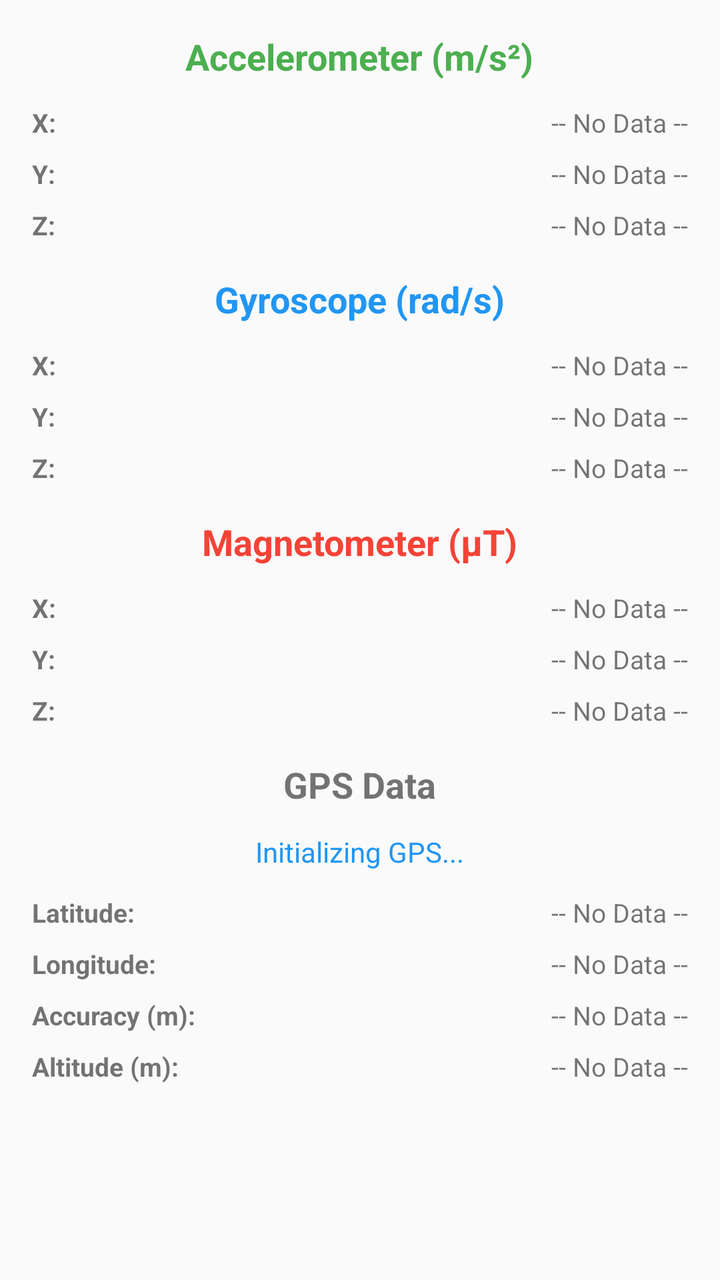
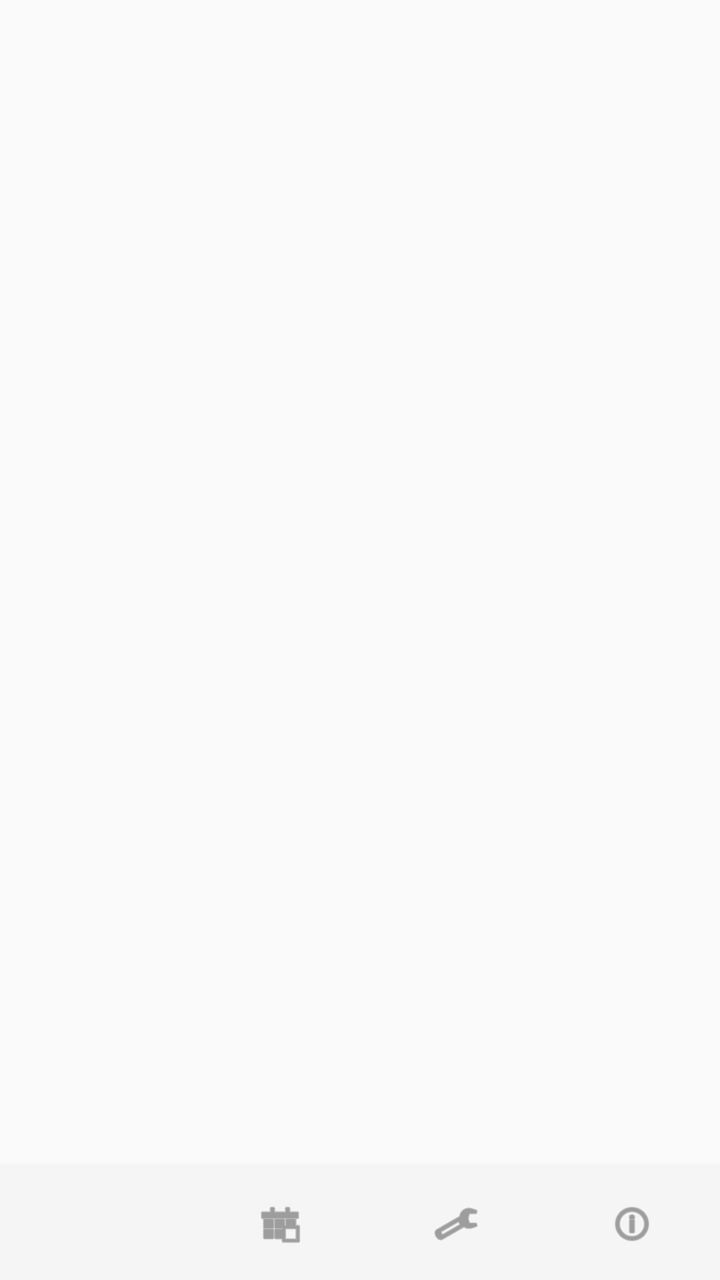

Two renders of the same Android screen: before a commit and after it. Below are the layout's source before the change and the commit's diff.
<!-- AndroidManifest.xml: application theme Theme.AppCompat.Light -->
<!-- res/layout/activity_main.xml -->
<?xml version="1.0" encoding="utf-8"?>
<ScrollView
    xmlns:android="http://schemas.android.com/apk/res/android"
    android:layout_width="match_parent"
    android:layout_height="match_parent">

    <LinearLayout
        android:layout_width="match_parent"
        android:layout_height="wrap_content"
        android:orientation="vertical"
        android:gravity="center_horizontal"
        android:padding="16dp">

        
        <TextView
            android:layout_width="wrap_content"
            android:layout_height="wrap_content"
            android:text="@string/accelerometer_title"
            android:textSize="18sp"
            android:textStyle="bold"
            android:textColor="@color/status_green"
            android:layout_marginBottom="12dp"/>

        <LinearLayout
            android:layout_width="match_parent"
            android:layout_height="wrap_content"
            android:orientation="horizontal"
            android:layout_marginBottom="8dp">
            <TextView
                android:layout_width="0dp"
                android:layout_height="wrap_content"
                android:layout_weight="1"
                android:text="@string/accel_x_label"
                android:textSize="13sp"
                android:textStyle="bold"/>
            <TextView
                android:id="@+id/accelXText"
                android:layout_width="0dp"
                android:layout_height="wrap_content"
                android:layout_weight="1"
                android:text="@string/no_data"
                android:textSize="13sp"
                android:gravity="end"/>
        </LinearLayout>

        <LinearLayout
            android:layout_width="match_parent"
            android:layout_height="wrap_content"
            android:orientation="horizontal"
            android:layout_marginBottom="8dp">
            <TextView
                android:layout_width="0dp"
                android:layout_height="wrap_content"
                android:layout_weight="1"
                android:text="@string/accel_y_label"
                android:textSize="13sp"
                android:textStyle="bold"/>
            <TextView
                android:id="@+id/accelYText"
                android:layout_width="0dp"
                android:layout_height="wrap_content"
                android:layout_weight="1"
                android:text="@string/no_data"
                android:textSize="13sp"
                android:gravity="end"/>
        </LinearLayout>

        <LinearLayout
            android:layout_width="match_parent"
            android:layout_height="wrap_content"
            android:orientation="horizontal"
            android:layout_marginBottom="16dp">
            <TextView
                android:layout_width="0dp"
                android:layout_height="wrap_content"
                android:layout_weight="1"
                android:text="@string/accel_z_label"
                android:textSize="13sp"
                android:textStyle="bold"/>
            <TextView
                android:id="@+id/accelZText"
                android:layout_width="0dp"
                android:layout_height="wrap_content"
                android:layout_weight="1"
                android:text="@string/no_data"
                android:textSize="13sp"
                android:gravity="end"/>
        </LinearLayout>

        
        <TextView
            android:layout_width="wrap_content"
            android:layout_height="wrap_content"
            android:text="@string/gyroscope_title"
            android:textSize="18sp"
            android:textStyle="bold"
            android:textColor="@color/status_blue"
            android:layout_marginBottom="12dp"/>

        <LinearLayout
            android:layout_width="match_parent"
            android:layout_height="wrap_content"
            android:orientation="horizontal"
            android:layout_marginBottom="8dp">
            <TextView
                android:layout_width="0dp"
                android:layout_height="wrap_content"
                android:layout_weight="1"
                android:text="@string/gyro_x_label"
                android:textSize="13sp"
                android:textStyle="bold"/>
            <TextView
                android:id="@+id/gyroXText"
                android:layout_width="0dp"
                android:layout_height="wrap_content"
                android:layout_weight="1"
                android:text="@string/no_data"
                android:textSize="13sp"
                android:gravity="end"/>
        </LinearLayout>

        <LinearLayout
            android:layout_width="match_parent"
            android:layout_height="wrap_content"
            android:orientation="horizontal"
            android:layout_marginBottom="8dp">
            <TextView
                android:layout_width="0dp"
                android:layout_height="wrap_content"
                android:layout_weight="1"
                android:text="@string/gyro_y_label"
                android:textSize="13sp"
                android:textStyle="bold"/>
            <TextView
                android:id="@+id/gyroYText"
                android:layout_width="0dp"
                android:layout_height="wrap_content"
                android:layout_weight="1"
                android:text="@string/no_data"
                android:textSize="13sp"
                android:gravity="end"/>
        </LinearLayout>

        <LinearLayout
            android:layout_width="match_parent"
            android:layout_height="wrap_content"
            android:orientation="horizontal"
            android:layout_marginBottom="16dp">
            <TextView
                android:layout_width="0dp"
                android:layout_height="wrap_content"
                android:layout_weight="1"
                android:text="@string/gyro_z_label"
                android:textSize="13sp"
                android:textStyle="bold"/>
            <TextView
                android:id="@+id/gyroZText"
                android:layout_width="0dp"
                android:layout_height="wrap_content"
                android:layout_weight="1"
                android:text="@string/no_data"
                android:textSize="13sp"
                android:gravity="end"/>
        </LinearLayout>

        
        <TextView
            android:layout_width="wrap_content"
            android:layout_height="wrap_content"
            android:text="@string/magnetometer_title"
            android:textSize="18sp"
            android:textStyle="bold"
            android:textColor="@color/status_red"
            android:layout_marginBottom="12dp"/>

        <LinearLayout
            android:layout_width="match_parent"
            android:layout_height="wrap_content"
            android:orientation="horizontal"
            android:layout_marginBottom="8dp">
            <TextView
                android:layout_width="0dp"
                android:layout_height="wrap_content"
                android:layout_weight="1"
                android:text="@string/mag_x_label"
                android:textSize="13sp"
                android:textStyle="bold"/>
            <TextView
                android:id="@+id/magXText"
                android:layout_width="0dp"
                android:layout_height="wrap_content"
                android:layout_weight="1"
                android:text="@string/no_data"
                android:textSize="13sp"
                android:gravity="end"/>
        </LinearLayout>

        <LinearLayout
            android:layout_width="match_parent"
            android:layout_height="wrap_content"
            android:orientation="horizontal"
            android:layout_marginBottom="8dp">
            <TextView
                android:layout_width="0dp"
                android:layout_height="wrap_content"
                android:layout_weight="1"
                android:text="@string/mag_y_label"
                android:textSize="13sp"
                android:textStyle="bold"/>
            <TextView
                android:id="@+id/magYText"
                android:layout_width="0dp"
                android:layout_height="wrap_content"
                android:layout_weight="1"
                android:text="@string/no_data"
                android:textSize="13sp"
                android:gravity="end"/>
        </LinearLayout>

        <LinearLayout
            android:layout_width="match_parent"
            android:layout_height="wrap_content"
            android:orientation="horizontal"
            android:layout_marginBottom="16dp">
            <TextView
                android:layout_width="0dp"
                android:layout_height="wrap_content"
                android:layout_weight="1"
                android:text="@string/mag_z_label"
                android:textSize="13sp"
                android:textStyle="bold"/>
            <TextView
                android:id="@+id/magZText"
                android:layout_width="0dp"
                android:layout_height="wrap_content"
                android:layout_weight="1"
                android:text="@string/no_data"
                android:textSize="13sp"
                android:gravity="end"/>
        </LinearLayout>

        
        <TextView
            android:layout_width="wrap_content"
            android:layout_height="wrap_content"
            android:text="@string/gps_section_title"
            android:textSize="18sp"
            android:textStyle="bold"
            android:layout_marginBottom="12dp"/>

        <TextView
            android:id="@+id/gpsStatusText"
            android:layout_width="wrap_content"
            android:layout_height="wrap_content"
            android:text="@string/gps_initializing"
            android:textSize="14sp"
            android:textColor="@color/status_blue"
            android:layout_marginBottom="12dp"/>

        <LinearLayout
            android:layout_width="match_parent"
            android:layout_height="wrap_content"
            android:orientation="horizontal"
            android:layout_marginBottom="8dp">
            <TextView
                android:layout_width="0dp"
                android:layout_height="wrap_content"
                android:layout_weight="1"
                android:text="@string/latitude_label"
                android:textSize="13sp"
                android:textStyle="bold"/>
            <TextView
                android:id="@+id/latitudeText"
                android:layout_width="0dp"
                android:layout_height="wrap_content"
                android:layout_weight="1"
                android:text="@string/no_data"
                android:textSize="13sp"
                android:gravity="end"/>
        </LinearLayout>

        <LinearLayout
            android:layout_width="match_parent"
            android:layout_height="wrap_content"
            android:orientation="horizontal"
            android:layout_marginBottom="8dp">
            <TextView
                android:layout_width="0dp"
                android:layout_height="wrap_content"
                android:layout_weight="1"
                android:text="@string/longitude_label"
                android:textSize="13sp"
                android:textStyle="bold"/>
            <TextView
                android:id="@+id/longitudeText"
                android:layout_width="0dp"
                android:layout_height="wrap_content"
                android:layout_weight="1"
                android:text="@string/no_data"
                android:textSize="13sp"
                android:gravity="end"/>
        </LinearLayout>

        <LinearLayout
            android:layout_width="match_parent"
            android:layout_height="wrap_content"
            android:orientation="horizontal"
            android:layout_marginBottom="8dp">
            <TextView
                android:layout_width="0dp"
                android:layout_height="wrap_content"
                android:layout_weight="1"
                android:text="@string/accuracy_label"
                android:textSize="13sp"
                android:textStyle="bold"/>
            <TextView
                android:id="@+id/accuracyText"
                android:layout_width="0dp"
                android:layout_height="wrap_content"
                android:layout_weight="1"
                android:text="@string/no_data"
                android:textSize="13sp"
                android:gravity="end"/>
        </LinearLayout>

        <LinearLayout
            android:layout_width="match_parent"
            android:layout_height="wrap_content"
            android:orientation="horizontal">
            <TextView
                android:layout_width="0dp"
                android:layout_height="wrap_content"
                android:layout_weight="1"
                android:text="@string/altitude_label"
                android:textSize="13sp"
                android:textStyle="bold"/>
            <TextView
                android:id="@+id/altitudeText"
                android:layout_width="0dp"
                android:layout_height="wrap_content"
                android:layout_weight="1"
                android:text="@string/no_data"
                android:textSize="13sp"
                android:gravity="end"/>
        </LinearLayout>

    </LinearLayout>

</ScrollView>
<!-- resources referenced by this layout -->
<resources>
  <color name="status_blue">#FF2196F3</color>
  <color name="status_green">#FF4CAF50</color>
  <color name="status_red">#FFF44336</color>
  <string name="accel_x_label">X:</string>
  <string name="accel_y_label">Y:</string>
  <string name="accel_z_label">Z:</string>
  <string name="accelerometer_title">Accelerometer (m/s²)</string>
  <string name="accuracy_label">Accuracy (m):</string>
  <string name="altitude_label">Altitude (m):</string>
  <string name="gps_initializing">Initializing GPS...</string>
  <string name="gps_section_title">GPS Data</string>
  <string name="gyro_x_label">X:</string>
  <string name="gyro_y_label">Y:</string>
  <string name="gyro_z_label">Z:</string>
  <string name="gyroscope_title">Gyroscope (rad/s)</string>
  <string name="latitude_label">Latitude:</string>
  <string name="longitude_label">Longitude:</string>
  <string name="mag_x_label">X:</string>
  <string name="mag_y_label">Y:</string>
  <string name="mag_z_label">Z:</string>
  <string name="magnetometer_title">Magnetometer (μT)</string>
  <string name="no_data">-- No Data --</string>
</resources>

<!-- the commit's change to res/layout/activity_main.xml (unified diff, before → after) -->
@@ -1,349 +1,25 @@
 <?xml version="1.0" encoding="utf-8"?>
-<ScrollView
+<LinearLayout
     xmlns:android="http://schemas.android.com/apk/res/android"
+    xmlns:app="http://schemas.android.com/apk/res-auto"
     android:layout_width="match_parent"
-    android:layout_height="match_parent">
+    android:layout_height="match_parent"
+    android:orientation="vertical">
 
-    <LinearLayout
+    
+    <FrameLayout
+        android:id="@+id/fragment_container"
+        android:layout_width="match_parent"
+        android:layout_height="0dp"
+        android:layout_weight="1"/>
+
+    
+    <com.google.android.material.bottomnavigation.BottomNavigationView
+        android:id="@+id/bottom_navigation"
         android:layout_width="match_parent"
         android:layout_height="wrap_content"
-        android:orientation="vertical"
-        android:gravity="center_horizontal"
-        android:padding="16dp">
+        android:background="?attr/colorPrimary"
+        app:menu="@menu/bottom_menu"
+        app:labelVisibilityMode="auto"/>
 
-        
-        <TextView
-            android:layout_width="wrap_content"
-            android:layout_height="wrap_content"
-            android:text="@string/accelerometer_title"
-            android:textSize="18sp"
-            android:textStyle="bold"
-            android:textColor="@color/status_green"
-            android:layout_marginBottom="12dp"/>
-
-        <LinearLayout
-            android:layout_width="match_parent"
-            android:layout_height="wrap_content"
-            android:orientation="horizontal"
-            android:layout_marginBottom="8dp">
-            <TextView
-                android:layout_width="0dp"
-                android:layout_height="wrap_content"
-                android:layout_weight="1"
-                android:text="@string/accel_x_label"
-                android:textSize="13sp"
-                android:textStyle="bold"/>
-            <TextView
-                android:id="@+id/accelXText"
-                android:layout_width="0dp"
-                android:layout_height="wrap_content"
-                android:layout_weight="1"
-                android:text="@string/no_data"
-                android:textSize="13sp"
-                android:gravity="end"/>
-        </LinearLayout>
-
-        <LinearLayout
-            android:layout_width="match_parent"
-            android:layout_height="wrap_content"
-            android:orientation="horizontal"
-            android:layout_marginBottom="8dp">
-            <TextView
-                android:layout_width="0dp"
-                android:layout_height="wrap_content"
-                android:layout_weight="1"
-                android:text="@string/accel_y_label"
-                android:textSize="13sp"
-                android:textStyle="bold"/>
-            <TextView
-                android:id="@+id/accelYText"
-                android:layout_width="0dp"
-                android:layout_height="wrap_content"
-                android:layout_weight="1"
-                android:text="@string/no_data"
-                android:textSize="13sp"
-                android:gravity="end"/>
-        </LinearLayout>
-
-        <LinearLayout
-            android:layout_width="match_parent"
-            android:layout_height="wrap_content"
-            android:orientation="horizontal"
-            android:layout_marginBottom="16dp">
-            <TextView
-                android:layout_width="0dp"
-                android:layout_height="wrap_content"
-                android:layout_weight="1"
-                android:text="@string/accel_z_label"
-                android:textSize="13sp"
-                android:textStyle="bold"/>
-            <TextView
-                android:id="@+id/accelZText"
-                android:layout_width="0dp"
-                android:layout_height="wrap_content"
-                android:layout_weight="1"
-                android:text="@string/no_data"
-                android:textSize="13sp"
-                android:gravity="end"/>
-        </LinearLayout>
-
-        
-        <TextView
-            android:layout_width="wrap_content"
-            android:layout_height="wrap_content"
-            android:text="@string/gyroscope_title"
-            android:textSize="18sp"
-            android:textStyle="bold"
-            android:textColor="@color/status_blue"
-            android:layout_marginBottom="12dp"/>
-
-        <LinearLayout
-            android:layout_width="match_parent"
-            android:layout_height="wrap_content"
-            android:orientation="horizontal"
-            android:layout_marginBottom="8dp">
-            <TextView
-                android:layout_width="0dp"
-                android:layout_height="wrap_content"
-                android:layout_weight="1"
-                android:text="@string/gyro_x_label"
-                android:textSize="13sp"
-                android:textStyle="bold"/>
-            <TextView
-                android:id="@+id/gyroXText"
-                android:layout_width="0dp"
-                android:layout_height="wrap_content"
-                android:layout_weight="1"
-                android:text="@string/no_data"
-                android:textSize="13sp"
-                android:gravity="end"/>
-        </LinearLayout>
-
-        <LinearLayout
-            android:layout_width="match_parent"
-            android:layout_height="wrap_content"
-            android:orientation="horizontal"
-            android:layout_marginBottom="8dp">
-            <TextView
-                android:layout_width="0dp"
-                android:layout_height="wrap_content"
-                android:layout_weight="1"
-                android:text="@string/gyro_y_label"
-                android:textSize="13sp"
-                android:textStyle="bold"/>
-            <TextView
-                android:id="@+id/gyroYText"
-                android:layout_width="0dp"
-                android:layout_height="wrap_content"
-                android:layout_weight="1"
-                android:text="@string/no_data"
-                android:textSize="13sp"
-                android:gravity="end"/>
-        </LinearLayout>
-
-        <LinearLayout
-            android:layout_width="match_parent"
-            android:layout_height="wrap_content"
-            android:orientation="horizontal"
-            android:layout_marginBottom="16dp">
-            <TextView
-                android:layout_width="0dp"
-                android:layout_height="wrap_content"
-                android:layout_weight="1"
-                android:text="@string/gyro_z_label"
-                android:textSize="13sp"
-                android:textStyle="bold"/>
-            <TextView
-                android:id="@+id/gyroZText"
-                android:layout_width="0dp"
-                android:layout_height="wrap_content"
-                android:layout_weight="1"
-                android:text="@string/no_data"
-                android:textSize="13sp"
-                android:gravity="end"/>
-        </LinearLayout>
-
-        
-        <TextView
-            android:layout_width="wrap_content"
-            android:layout_height="wrap_content"
-            android:text="@string/magnetometer_title"
-            android:textSize="18sp"
-            android:textStyle="bold"
-            android:textColor="@color/status_red"
-            android:layout_marginBottom="12dp"/>
-
-        <LinearLayout
-            android:layout_width="match_parent"
-            android:layout_height="wrap_content"
-            android:orientation="horizontal"
-            android:layout_marginBottom="8dp">
-            <TextView
-                android:layout_width="0dp"
-                android:layout_height="wrap_content"
-                android:layout_weight="1"
-                android:text="@string/mag_x_label"
-                android:textSize="13sp"
-                android:textStyle="bold"/>
-            <TextView
-                android:id="@+id/magXText"
-                android:layout_width="0dp"
-                android:layout_height="wrap_content"
-                android:layout_weight="1"
-                android:text="@string/no_data"
-                android:textSize="13sp"
-                android:gravity="end"/>
-        </LinearLayout>
-
-        <LinearLayout
-            android:layout_width="match_parent"
-            android:layout_height="wrap_content"
-            android:orientation="horizontal"
-            android:layout_marginBottom="8dp">
-            <TextView
-                android:layout_width="0dp"
-                android:layout_height="wrap_content"
-                android:layout_weight="1"
-                android:text="@string/mag_y_label"
-                android:textSize="13sp"
-                android:textStyle="bold"/>
-            <TextView
-                android:id="@+id/magYText"
-                android:layout_width="0dp"
-                android:layout_height="wrap_content"
-                android:layout_weight="1"
-                android:text="@string/no_data"
-                android:textSize="13sp"
-                android:gravity="end"/>
-        </LinearLayout>
-
-        <LinearLayout
-            android:layout_width="match_parent"
-            android:layout_height="wrap_content"
-            android:orientation="horizontal"
-            android:layout_marginBottom="16dp">
-            <TextView
-                android:layout_width="0dp"
-                android:layout_height="wrap_content"
-                android:layout_weight="1"
-                android:text="@string/mag_z_label"
-                android:textSize="13sp"
-                android:textStyle="bold"/>
-            <TextView
-                android:id="@+id/magZText"
-                android:layout_width="0dp"
-                android:layout_height="wrap_content"
-                android:layout_weight="1"
-                android:text="@string/no_data"
-                android:textSize="13sp"
-                android:gravity="end"/>
-        </LinearLayout>
-
-        
-        <TextView
-            android:layout_width="wrap_content"
-            android:layout_height="wrap_content"
-            android:text="@string/gps_section_title"
-            android:textSize="18sp"
-            android:textStyle="bold"
-            android:layout_marginBottom="12dp"/>
-
-        <TextView
-            android:id="@+id/gpsStatusText"
-            android:layout_width="wrap_content"
-            android:layout_height="wrap_content"
-            android:text="@string/gps_initializing"
-            android:textSize="14sp"
-            android:textColor="@color/status_blue"
-            android:layout_marginBottom="12dp"/>
-
-        <LinearLayout
-            android:layout_width="match_parent"
-            android:layout_height="wrap_content"
-            android:orientation="horizontal"
-            android:layout_marginBottom="8dp">
-            <TextView
-                android:layout_width="0dp"
-                android:layout_height="wrap_content"
-                android:layout_weight="1"
-                android:text="@string/latitude_label"
-                android:textSize="13sp"
-                android:textStyle="bold"/>
-            <TextView
-                android:id="@+id/latitudeText"
-                android:layout_width="0dp"
-                android:layout_height="wrap_content"
-                android:layout_weight="1"
-                android:text="@string/no_data"
-                android:textSize="13sp"
-                android:gravity="end"/>
-        </LinearLayout>
-
-        <LinearLayout
-            android:layout_width="match_parent"
-            android:layout_height="wrap_content"
-            android:orientation="horizontal"
-            android:layout_marginBottom="8dp">
-            <TextView
-                android:layout_width="0dp"
-                android:layout_height="wrap_content"
-                android:layout_weight="1"
-                android:text="@string/longitude_label"
-                android:textSize="13sp"
-                android:textStyle="bold"/>
-            <TextView
-                android:id="@+id/longitudeText"
-                android:layout_width="0dp"
-                android:layout_height="wrap_content"
-                android:layout_weight="1"
-                android:text="@string/no_data"
-                android:textSize="13sp"
-                android:gravity="end"/>
-        </LinearLayout>
-
-        <LinearLayout
-            android:layout_width="match_parent"
-            android:layout_height="wrap_content"
-            android:orientation="horizontal"
-            android:layout_marginBottom="8dp">
-            <TextView
-                android:layout_width="0dp"
-                android:layout_height="wrap_content"
-                android:layout_weight="1"
-                android:text="@string/accuracy_label"
-                android:textSize="13sp"
-                android:textStyle="bold"/>
-            <TextView
-                android:id="@+id/accuracyText"
-                android:layout_width="0dp"
-                android:layout_height="wrap_content"
-                android:layout_weight="1"
-                android:text="@string/no_data"
-                android:textSize="13sp"
-                android:gravity="end"/>
-        </LinearLayout>
-
-        <LinearLayout
-            android:layout_width="match_parent"
-            android:layout_height="wrap_content"
-            android:orientation="horizontal">
-            <TextView
-                android:layout_width="0dp"
-                android:layout_height="wrap_content"
-                android:layout_weight="1"
-                android:text="@string/altitude_label"
-                android:textSize="13sp"
-                android:textStyle="bold"/>
-            <TextView
-                android:id="@+id/altitudeText"
-                android:layout_width="0dp"
-                android:layout_height="wrap_content"
-                android:layout_weight="1"
-                android:text="@string/no_data"
-                android:textSize="13sp"
-                android:gravity="end"/>
-        </LinearLayout>
-
-    </LinearLayout>
-
-</ScrollView>
+</LinearLayout>
<!-- resource entries referenced after the edit -->
@@ -1,26 +1,5 @@
 <!-- resources referenced by this layout -->
 <resources>
-  <color name="status_blue">#FF2196F3</color>
-  <color name="status_green">#FF4CAF50</color>
-  <color name="status_red">#FFF44336</color>
-  <string name="accel_x_label">X:</string>
-  <string name="accel_y_label">Y:</string>
-  <string name="accel_z_label">Z:</string>
-  <string name="accelerometer_title">Accelerometer (m/s²)</string>
-  <string name="accuracy_label">Accuracy (m):</string>
-  <string name="altitude_label">Altitude (m):</string>
-  <string name="gps_initializing">Initializing GPS...</string>
-  <string name="gps_section_title">GPS Data</string>
-  <string name="gyro_x_label">X:</string>
-  <string name="gyro_y_label">Y:</string>
-  <string name="gyro_z_label">Z:</string>
-  <string name="gyroscope_title">Gyroscope (rad/s)</string>
-  <string name="latitude_label">Latitude:</string>
-  <string name="longitude_label">Longitude:</string>
-  <string name="mag_x_label">X:</string>
-  <string name="mag_y_label">Y:</string>
-  <string name="mag_z_label">Z:</string>
-  <string name="magnetometer_title">Magnetometer (μT)</string>
-  <string name="no_data">-- No Data --</string>
+
 </resources>
 
